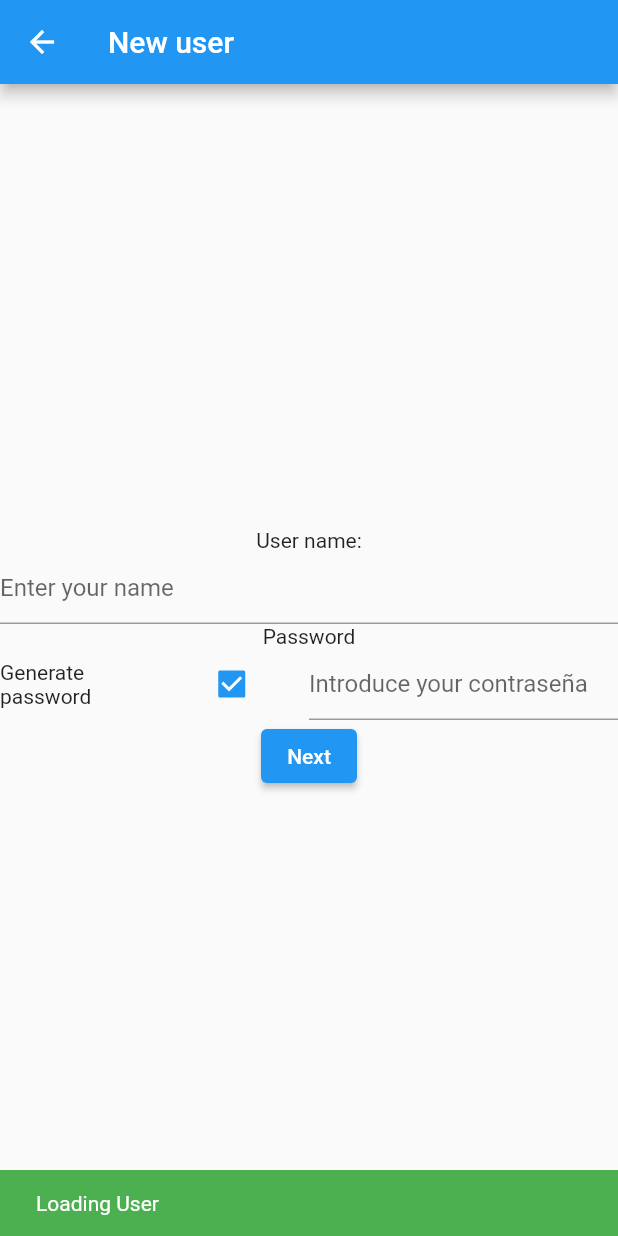
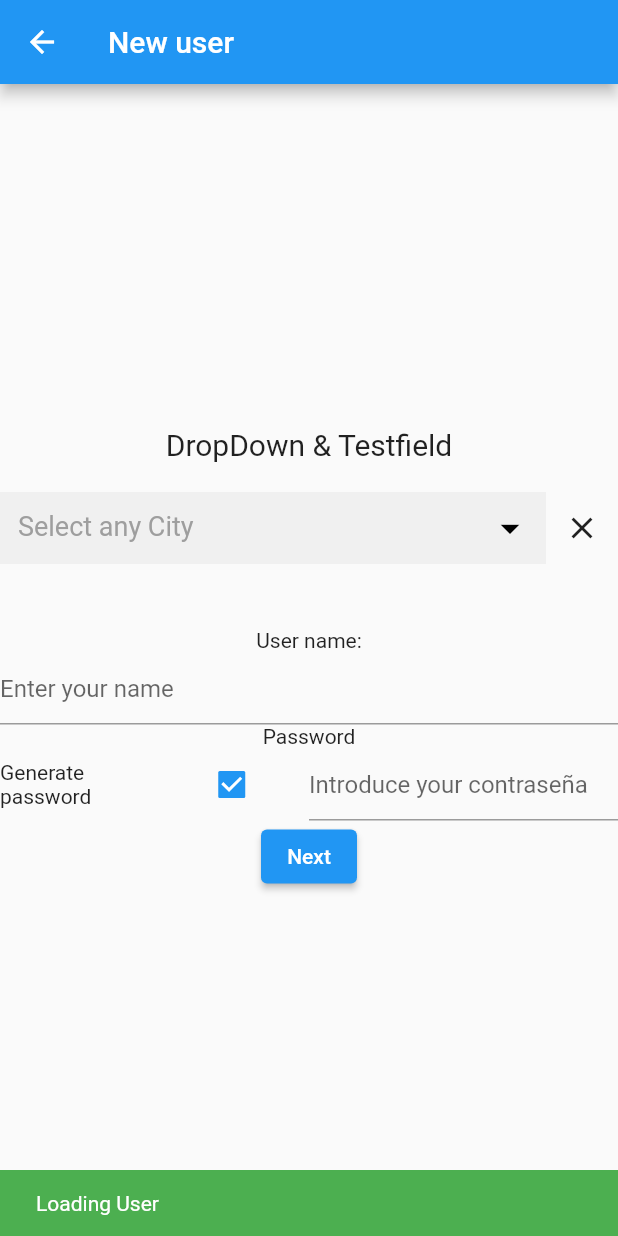
Before and after one commit to GeorgiGB/Gestion_De_Entorno, a Flutter app: the creacion_empre_usua screen opened directly with empty values, after a tap on "User", on a phone screen of 412 x 824 dp. Run offline on Flutter 3.47's test engine with Material 2 defaults, Android fonts, the phone set to English and light mode, and no system bars; our stand-ins replace fluttertoast, shared_preferences; accounts and stored records are empty; generated files the repository leaves out were written again.

Commit message:
Cambiso dart temporales

```diff
--- a/PrimeraAplicacion/crea_empresa_usario_multi_idioma/lib/creacion_empre_usua.dart
+++ b/PrimeraAplicacion/crea_empresa_usario_multi_idioma/lib/creacion_empre_usua.dart
@@ -68,7 +68,7 @@ class _creacion_empre_usuaState extends State<creacion_empre_usua> {
         context,
         MaterialPageRoute(
           builder: (context) => nuevoUsuario(
-            token: widget.token,
+            ust_token: widget.token,
           ),
         ),
       );
--- /dev/null
+++ b/PrimeraAplicacion/crea_empresa_usario_multi_idioma/lib/drop_down/empresa.dart
@@ -0,0 +1,75 @@
+import 'package:flutter/material.dart';
+
+import '../widgets/dropdownfield.dart';
+
+class DropDownEmpresa {
+  final List<String> entries = <String>['A', 'B', 'C'];
+  final List<int> colorCodes = <int>[600, 500, 100];
+
+  Widget getListEmpresasa() {
+    return Column(
+      mainAxisAlignment: MainAxisAlignment.center,
+      crossAxisAlignment: CrossAxisAlignment.stretch,
+      children: <Widget>[
+        const Text(
+          "DropDown & Testfield",
+          style: TextStyle(fontSize: 20.0),
+          textAlign: TextAlign.center,
+        ),
+        const SizedBox(
+          height: 20.0,
+        ),
+
+        // lets create a dummy list that we need to show
+        DropDownField(
+          controller: citiesSelected,
+          hintText: "Select any City",
+          enabled: true,
+          itemsVisibleInDropdown: 5,
+          items: cities,
+          onValueChanged: (value) {
+            selectCity = value;
+          },
+        ),
+        SizedBox(height: 20.0),
+        Text(
+          selectCity,
+          style: TextStyle(fontSize: 20.0),
+          textAlign: TextAlign.center,
+        ),
+      ],
+    );
+
+    /*return ListView.separated(
+      scrollDirection: Axis.vertical,
+      shrinkWrap: true,
+      padding: const EdgeInsets.all(8),
+      itemCount: entries.length,
+      itemBuilder: (BuildContext context, int index) {
+        return Container(
+          height: 50,
+          color: Colors.amber[colorCodes[index]],
+          child: Center(child: Text('Entry ${entries[index]}')),
+        );
+      },
+      separatorBuilder: (BuildContext context, int index) => const Divider(),
+    );*/
+  }
+}
+
+String selectCity = "";
+final citiesSelected = TextEditingController();
+
+// creating a list of strings
+
+List<String> cities = [
+  "Mumbai",
+  "Kolkatta",
+  "kurat",
+  "LA",
+  "Whasington",
+  "New Jersey",
+  "Allahabad",
+  "Jalandar",
+  "Vassi"
+];
--- a/PrimeraAplicacion/crea_empresa_usario_multi_idioma/lib/nuevo_usua.dart
+++ b/PrimeraAplicacion/crea_empresa_usario_multi_idioma/lib/nuevo_usua.dart
@@ -1,3 +1,4 @@
+import 'package:crea_empresa_usario/drop_down/empresa.dart';
 import 'package:flutter/material.dart';
 import 'globales.dart' as globales;
 import 'filtros_usuario.dart';
@@ -8,8 +9,8 @@ import 'package:flutter_gen/gen_l10n/app_localizations.dart';
 // Fin imports multi-idioma ----------------
 
 class nuevoUsuario extends StatefulWidget {
-  const nuevoUsuario({Key? key, required this.token}) : super(key: key);
-  final String token;
+  const nuevoUsuario({Key? key, required this.ust_token}) : super(key: key);
+  final String ust_token;
 
   @override
   State<nuevoUsuario> createState() => _nuevoUsuarioState();
@@ -38,6 +39,7 @@ class _nuevoUsuarioState extends State<nuevoUsuario> {
           child: Column(
         mainAxisAlignment: MainAxisAlignment.center,
         children: <Widget>[
+          DropDownEmpresa().getListEmpresasa(),
           Text(
             traducciones.nombreDelUsuario,
           ),
@@ -149,9 +151,9 @@ class _nuevoUsuarioState extends State<nuevoUsuario> {
             context,
             MaterialPageRoute(
                 builder: (context) => filtros_usuario(
-                    token: widget.token,
-                    usa_nombre: _ute_nombre.text,
-                    usa_pwd: _ute_pwd.text,
+                    ust_token: widget.ust_token,
+                    ute_nombre: _ute_nombre.text,
+                    ute_pwd: _ute_pwd.text,
                     ute_pwd_auto: _ute_pwd_auto)));
       }
     } else {
--- /dev/null
+++ b/PrimeraAplicacion/crea_empresa_usario_multi_idioma/lib/widgets/dropdownfield.dart
@@ -0,0 +1,366 @@
+library dropdownfield;
+
+// tomado de: https://pub.dev/packages/dropdownfield
+// modificado por Joan Navarro Ribes
+
+import 'package:flutter/material.dart';
+import 'package:flutter/services.dart';
+
+///DropDownField has customized autocomplete text field functionality
+///
+///Parameters
+///
+///value - dynamic - Optional value to be set into the Dropdown field by default when this field renders
+///
+///icon - Widget - Optional icon to be shown to the left of the Dropdown field
+///
+///hintText - String - Optional Hint text to be shown
+///
+///hintStyle - TextStyle - Optional styling for Hint text. Default is normal, gray colored font of size 18.0
+///
+///labelText - String - Optional Label text to be shown
+///
+///labelStyle - TextStyle - Optional styling for Label text. Default is normal, gray colored font of size 18.0
+///
+///required - bool - True will validate that this field has a non-null/non-empty value. Default is false
+///
+///enabled - bool - False will disable the field. You can unset this to use the Dropdown field as a read only form field. Default is true
+///
+///items - List<dynamic> - List of items to be shown as suggestions in the Dropdown. Typically a list of String values.
+///You can supply a static list of values or pass in a dynamic list using a FutureBuilder
+///
+///textStyle - TextStyle - Optional styling for text shown in the Dropdown. Default is bold, black colored font of size 14.0
+///
+///inputFormatters - List<TextInputFormatter> - Optional list of TextInputFormatter to format the text field
+///
+///setter - FormFieldSetter<dynamic> - Optional implementation of your setter method. Will be called internally by Form.save() method
+///
+///onValueChanged - ValueChanged<dynamic> - Optional implementation of code that needs to be executed when the value in the Dropdown
+///field is changed
+///
+///strict - bool - True will validate if the value in this dropdown is amongst those suggestions listed.
+///False will let user type in new values as well. Default is true
+///
+///itemsVisibleInDropdown - int - Number of suggestions to be shown by default in the Dropdown after which the list scrolls. Defaults to 3
+
+// añadido nullSafety
+
+class DropDownField extends FormField<String> {
+  final dynamic value;
+  final Widget? icon;
+  final String? hintText;
+  final TextStyle? hintStyle;
+  final String? labelText;
+  final TextStyle labelStyle;
+  final TextStyle textStyle;
+  final bool required;
+  final bool enabled;
+  final List<dynamic> items;
+  final List<TextInputFormatter>? inputFormatters;
+  final FormFieldSetter<dynamic>? setter;
+  final ValueChanged<dynamic>? onValueChanged;
+  final bool strict;
+  final int itemsVisibleInDropdown;
+
+  /// Controls the text being edited.
+  ///
+  /// If null, this widget will create its own [TextEditingController] and
+  /// initialize its [TextEditingController.text] with [initialValue].
+  final TextEditingController controller;
+
+  // Para enviar el foco en el momento de pulsar en limpiar
+  // y al desplegar la lista.
+  // también utilizado para cerrar la lista en el momento de perder el foco
+  static final _focusNode = FocusNode();
+
+  DropDownField(
+      {Key? key,
+      required this.controller,
+      this.value,
+      this.required = false,
+      this.icon,
+      this.hintText,
+      this.hintStyle = const TextStyle(
+          fontWeight: FontWeight.normal, color: Colors.grey, fontSize: 18.0),
+      this.labelText,
+      this.labelStyle = const TextStyle(
+          fontWeight: FontWeight.normal, color: Colors.grey, fontSize: 18.0),
+      this.inputFormatters,
+      required this.items,
+      this.textStyle = const TextStyle(
+          fontWeight: FontWeight.bold, color: Colors.black, fontSize: 14.0),
+      this.setter,
+      this.onValueChanged,
+      this.itemsVisibleInDropdown = 3,
+      this.enabled = true,
+      this.strict = true})
+      : super(
+          key: key,
+          autovalidateMode: AutovalidateMode.disabled,
+          initialValue: controller
+              .text, //controller != null ? controller.text : (value ?? ''),
+          onSaved: setter,
+          builder: (FormFieldState<String> field) {
+            final DropDownFieldState ddfState = field as DropDownFieldState;
+            final InputDecoration effectiveDecoration = InputDecoration(
+                border: InputBorder.none,
+                filled: true,
+                icon: icon,
+                suffixIcon: IconButton(
+                    icon: const Icon(Icons.arrow_drop_down,
+                        size: 30.0, color: Colors.black),
+                    onPressed: () {
+                      ddfState.toggleDropDownVisibility();
+                    }),
+                hintStyle: hintStyle,
+                labelStyle: labelStyle,
+                hintText: hintText,
+                labelText: labelText);
+
+            return Focus(
+              onFocusChange: (hasFocus) {
+                print("foco: " + hasFocus.toString());
+                if (hasFocus) {
+                  //ddfState.ocultaDropDown();
+                }
+              },
+              child: Column(
+                mainAxisSize: MainAxisSize.min,
+                children: <Widget>[
+                  Row(
+                    children: <Widget>[
+                      Expanded(
+                        child: TextFormField(
+                          autovalidateMode: AutovalidateMode.always,
+                          controller: ddfState._effectiveController,
+                          decoration: effectiveDecoration.copyWith(
+                              errorText: field.errorText),
+                          style: textStyle,
+                          textAlign: TextAlign.start,
+                          autofocus: false,
+                          focusNode: _focusNode,
+                          obscureText: false,
+                          maxLengthEnforcement: MaxLengthEnforcement.enforced,
+                          maxLines: 1,
+                          validator: (String? newValue) {
+                            if (required) {
+                              if (newValue == null || newValue.isEmpty) {
+                                return 'This field cannot be empty!';
+                              }
+                            }
+
+                            //Items null check added since there could be an initial brief period of time
+                            //when the dropdown items will not have been loaded
+                            if (strict &&
+                                newValue!.isNotEmpty &&
+                                !items.contains(newValue)) {
+                              return 'Invalid value in this field!';
+                            }
+
+                            return null;
+                          },
+                          onSaved: setter,
+                          enabled: enabled,
+                          inputFormatters: inputFormatters,
+                        ),
+                      ),
+                      IconButton(
+                        icon: const Icon(Icons.close),
+                        // limpiamos el texto del TextFormField
+                        onPressed: () {
+                          if (!enabled) return;
+                          print("jo");
+                          ddfState.clearValue();
+                        },
+                      )
+                    ],
+                  ),
+                  _getContainer(ddfState, itemsVisibleInDropdown),
+                ],
+              ),
+            );
+          },
+        );
+
+  @override
+  DropDownFieldState createState() => DropDownFieldState();
+
+  static Container _getContainer(
+      DropDownFieldState ddfState, int itemsVisibleInDropdown) {
+    final ScrollController _scrollController = ScrollController();
+    return !ddfState._showdropdown
+        ? Container()
+        : Container(
+            alignment: Alignment.topCenter,
+            height: itemsVisibleInDropdown *
+                48.0, //limit to default 3 items in dropdownlist view and then remaining scrolls
+            width: MediaQuery.of(ddfState.context).size.width,
+            child: ListView(
+              cacheExtent: 0.0,
+              scrollDirection: Axis.vertical,
+              controller: _scrollController,
+              padding: const EdgeInsets.only(left: 40.0),
+              children: ddfState._items.isNotEmpty
+                  ? ListTile.divideTiles(
+                          context: ddfState.context,
+                          tiles: ddfState._getChildren(ddfState._items))
+                      .toList()
+                  : [],
+            ),
+          );
+  }
+}
+
+class DropDownFieldState extends FormFieldState<String> {
+  //TextEditingController? _controller;
+  bool _showdropdown = false;
+  bool _isSearching = true;
+  String _searchText = "";
+
+  @override
+  DropDownField get widget => super.widget as DropDownField;
+  TextEditingController get _effectiveController =>
+      widget.controller; //?? _controller;
+
+  List<dynamic> get _items => widget.items;
+
+  @override
+  void initState() {
+    super.initState();
+    _isSearching = false;
+    /*if (widget.controller == null) {
+      _controller = TextEditingController(text: widget.initialValue);
+    }*/
+
+    _effectiveController.addListener(_handleControllerChanged);
+
+    _searchText = _effectiveController.text;
+
+    DropDownField._focusNode.addListener(() async {
+      if (!DropDownField._focusNode.hasFocus) {
+        // Esperamos 250 ms i si no ha recuperado el foco Ocultamos el List View
+        await Future.delayed(const Duration(milliseconds: 250));
+        if (!DropDownField._focusNode.hasFocus) {
+          ocultaDropDown();
+        }
+      }
+    });
+  }
+
+  void ocultaDropDown() {
+    setState(() {
+      _showdropdown = false;
+    });
+  }
+
+  void toggleDropDownVisibility() {
+    // Oculta el teclat dels mòbils
+    SystemChannels.textInput.invokeMethod('TextInput.hide');
+    setState(() {
+      _showdropdown = !_showdropdown;
+      if (_showdropdown) {
+        // ponemos el foco en TextFormField
+        DropDownField._focusNode.requestFocus();
+      }
+    });
+  }
+
+  void clearValue() {
+    setState(() {
+      _effectiveController.text = '';
+      DropDownField._focusNode.requestFocus();
+    });
+  }
+
+  @override
+  void didUpdateWidget(DropDownField oldWidget) {
+    super.didUpdateWidget(oldWidget);
+    if (widget.controller != oldWidget.controller) {
+      oldWidget.controller.removeListener(_handleControllerChanged);
+      widget.controller.addListener(_handleControllerChanged);
+
+      /*if (oldWidget.controller != null && widget.controller == null) {
+        _controller =
+            TextEditingController.fromValue(oldWidget.controller?.value);
+      }
+      if (widget.controller != null) {
+        setValue(widget.controller?.text);
+        if (oldWidget.controller == null) _controller = null;
+      }*/
+    }
+  }
+
+  @override
+  void dispose() {
+    widget.controller.removeListener(_handleControllerChanged);
+    super.dispose();
+  }
+
+  @override
+  void reset() {
+    super.reset();
+    setState(() {
+      _effectiveController.text = widget.initialValue!;
+    });
+  }
+
+  List<ListTile> _getChildren(List<dynamic> items) {
+    List<ListTile> childItems = [];
+    for (var item in items) {
+      if (_searchText.isNotEmpty) {
+        if (item.toUpperCase().contains(_searchText.toUpperCase())) {
+          childItems.add(_getListTile(item));
+        }
+      } else {
+        childItems.add(_getListTile(item));
+      }
+    }
+    _isSearching ? childItems : [];
+    return childItems;
+  }
+
+  ListTile _getListTile(String text) {
+    return ListTile(
+      dense: true,
+      title: Text(
+        text,
+      ),
+      onTap: () {
+        print("Tap");
+        setState(() {
+          _effectiveController.text = text;
+          _handleControllerChanged();
+          _showdropdown = false;
+          _isSearching = false;
+          if (widget.onValueChanged != null) widget.onValueChanged ?? (text);
+        });
+      },
+    );
+  }
+
+  void _handleControllerChanged() {
+    // Suppress changes that originated from within this class.
+    //
+    // In the case where a controller has been passed in to this widget, we
+    // register this change listener. In these cases, we'll also receive change
+    // notifications for changes originating from within this class -- for
+    // example, the reset() method. In such cases, the FormField value will
+    // already have been set.
+    if (_effectiveController.text != value) {
+      didChange(_effectiveController.text);
+    }
+
+    if (_effectiveController.text.isEmpty) {
+      setState(() {
+        _isSearching = false;
+        _searchText = "";
+      });
+    } else {
+      setState(() {
+        _isSearching = true;
+        _searchText = _effectiveController.text;
+        _showdropdown = true;
+      });
+    }
+  }
+}
```
Also changed, not shown: PrimeraAplicacion/crea_empresa_usario_multi_idioma/lib/filtros_usuario.dart (+9 -9 lines), PrimeraAplicacion/crea_empresa_usario_multi_idioma/lib/main.dart (+13 -4 lines).
